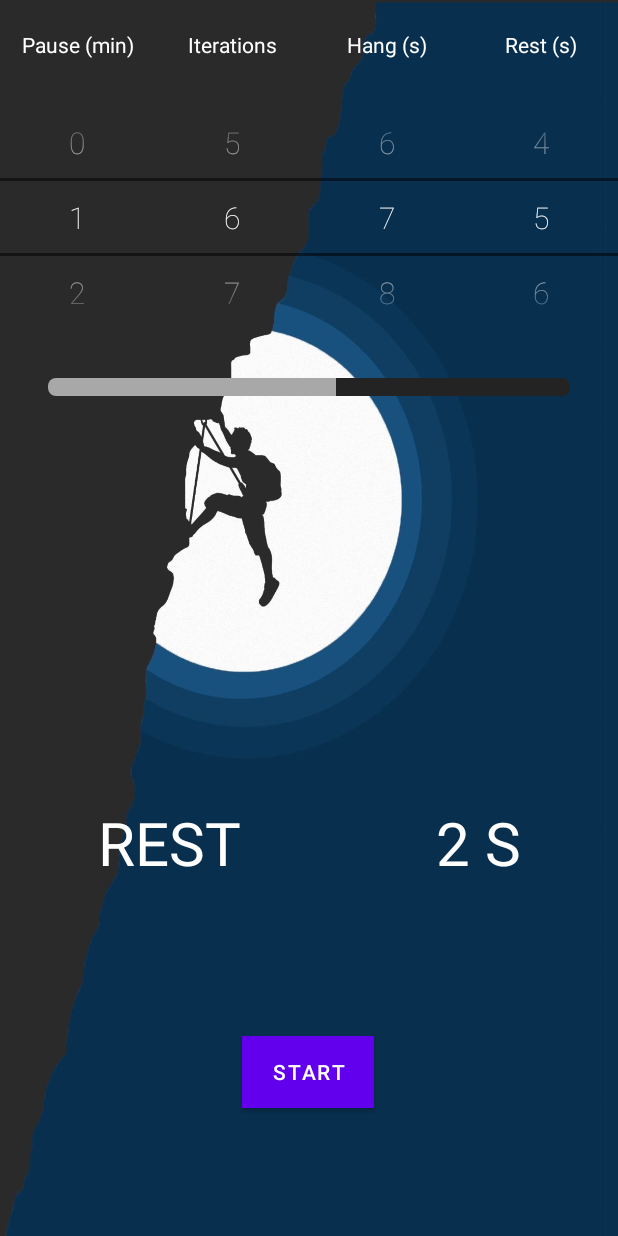
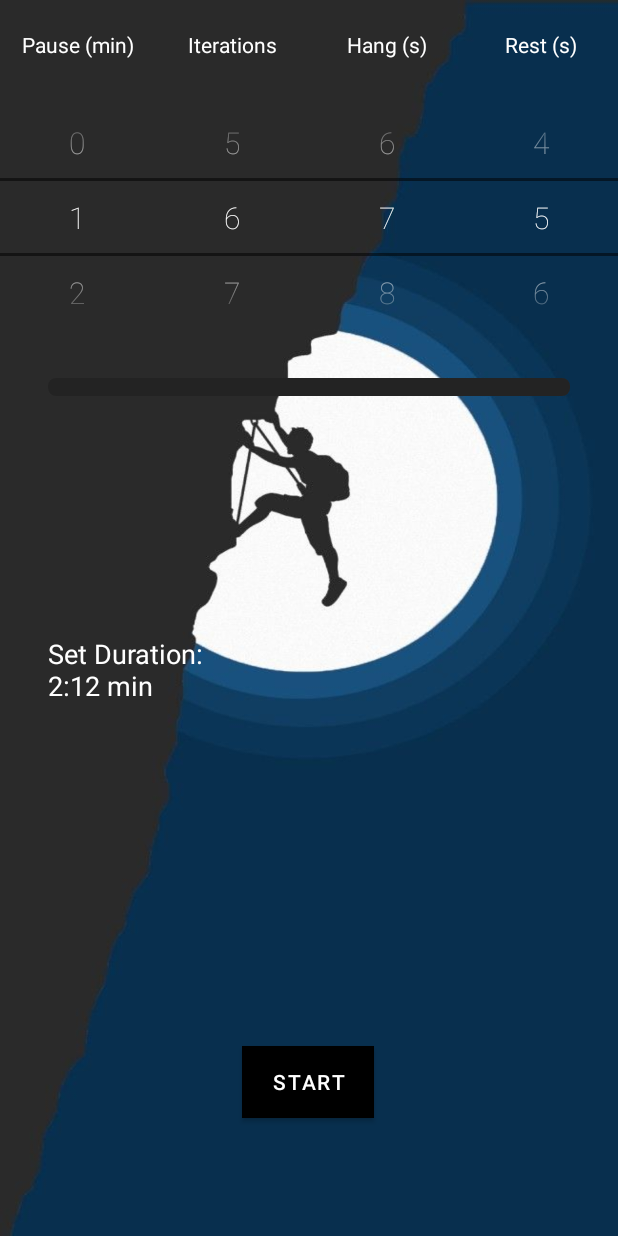
Before and after one commit to Brudihawo/hangboard_timer, an Android app: the screen it shows after launch (MainActivity), after a tap on "STOP", on a phone screen of 412 x 824 dp. Run offline under Robolectric (Android 15) with nearby library versions, the phone set to English and light mode, and no system bars; 1 other tap on this screen came first.

Commit message:
added set duration display

```diff
--- a/app/src/main/java/com/example/hangboardtimer/MainActivity.java
+++ b/app/src/main/java/com/example/hangboardtimer/MainActivity.java
@@ -22,6 +22,7 @@ public class MainActivity extends AppCompatActivity {
     boolean running;
 
     NumberPicker pause_picker, rest_picker, hang_picker, iter_picker;
+    NumberPicker[] pickers;
 
     Button st_button;
     TimerThread timer_thread;
@@ -70,29 +71,33 @@ public class MainActivity extends AppCompatActivity {
         pause_picker.setValue(minutes_pause);
         iter_picker.setValue(n_iterations);
 
+        pickers = new NumberPicker[] {hang_picker, iter_picker, rest_picker, pause_picker};
 
-        NumberPicker.OnScrollListener scroll_listener = (view, scrollState) -> {
-            get_total_duration(hang_picker, rest_picker, iter_picker, pause_picker);
+        duration_preview.setText(get_total_duration(hang_picker, rest_picker, iter_picker, pause_picker));
 
-        };
-
-        hang_picker.setOnScrollListener(scroll_listener);
+        NumberPicker.OnScrollListener scroll_listener = (view, scrollState) -> duration_preview.setText(get_total_duration(hang_picker, rest_picker, iter_picker, pause_picker));
+        for (NumberPicker picker : pickers) {
+            picker.setOnScrollListener(scroll_listener);
+        }
 
         st_button.setOnClickListener(v -> {
             if (running) {
                 st_button.setText(getText(R.string.start));
                 timer_thread.interrupt();
                 running = false;
-                for (NumberPicker p : new NumberPicker[]{hang_picker, rest_picker, pause_picker, iter_picker}) {
+                for (NumberPicker p : pickers) {
                     p.setEnabled(true);
                 }
+                current_time_left.setText("");
+                current_task.setText("");
+                progress_bar.setProgress(0, true);
             } else {
                 if ((hang_picker.getValue() > 0) || (rest_picker.getValue()> 0) || (pause_picker.getValue() > 0)) {
                     st_button.setText(getText(R.string.stop));
                     timer_thread = new TimerThread(hang_picker, rest_picker, pause_picker, iter_picker, progress_bar, current_task, current_time_left, context);
                     timer_thread.start();
                     running = true;
-                    for (NumberPicker p : new NumberPicker[]{hang_picker, rest_picker, pause_picker, iter_picker}) {
+                    for (NumberPicker p : pickers) {
                         p.setEnabled(false);
                     }
                 } else {
--- a/app/src/main/res/layout/content_main.xml
+++ b/app/src/main/res/layout/content_main.xml
@@ -134,6 +134,8 @@
         android:layout_marginEnd="32dp"
         android:foregroundGravity="center_vertical"
         android:foregroundTint="#FFFFFF"
+        android:textColor="#FFFFFF"
+        android:textSize="18sp"
         app:layout_constraintBottom_toTopOf="@+id/text_displays"
         app:layout_constraintEnd_toEndOf="parent"
         app:layout_constraintHorizontal_bias="1.0"
--- a/app/src/main/res/values/strings.xml
+++ b/app/src/main/res/values/strings.xml
@@ -14,9 +14,9 @@
     <string name="rest_descr">REST</string>
     <string name="pause_descr">PAUSE</string>
 
-    <string name="time_left_pause">%d MIN %d S</string>
+    <string name="time_left_pause">%d MIN %02d S</string>
     <string name="time_left_rest_hang">%d S</string>
 
-    <string name="total_set_time">%d:%d min</string>
+    <string name="total_set_time"><b>Set Duration:</b> \n%d:%02d min</string>
 
 </resources>
--- a/app/src/main/res/values/themes.xml
+++ b/app/src/main/res/values/themes.xml
@@ -2,7 +2,7 @@
     <!-- Base application theme. -->
     <style name="Theme.HangboardTimer" parent="Theme.MaterialComponents.DayNight.DarkActionBar">
         <!-- Primary brand color. -->
-        <item name="colorPrimary">@color/purple_500</item>
+        <item name="colorPrimary">#000000</item>
         <item name="colorPrimaryVariant">@color/purple_700</item>
         <item name="colorOnPrimary">@color/white</item>
         <!-- Secondary brand color. -->
@@ -10,7 +10,7 @@
         <item name="colorSecondaryVariant">@color/teal_700</item>
         <item name="colorOnSecondary">@color/black</item>
         <!-- Status bar color. -->
-        <item name="android:statusBarColor" tools:targetApi="l">?attr/colorPrimaryVariant</item>
+        <item name="android:statusBarColor" tools:targetApi="l">#636363</item>
         <!-- Customize your theme here. -->
     </style>
 
```
Also changed, not shown: app/src/main/res/drawable/background.png, app/src/main/res/drawable/background_alpha.png (added), 1 other file.
